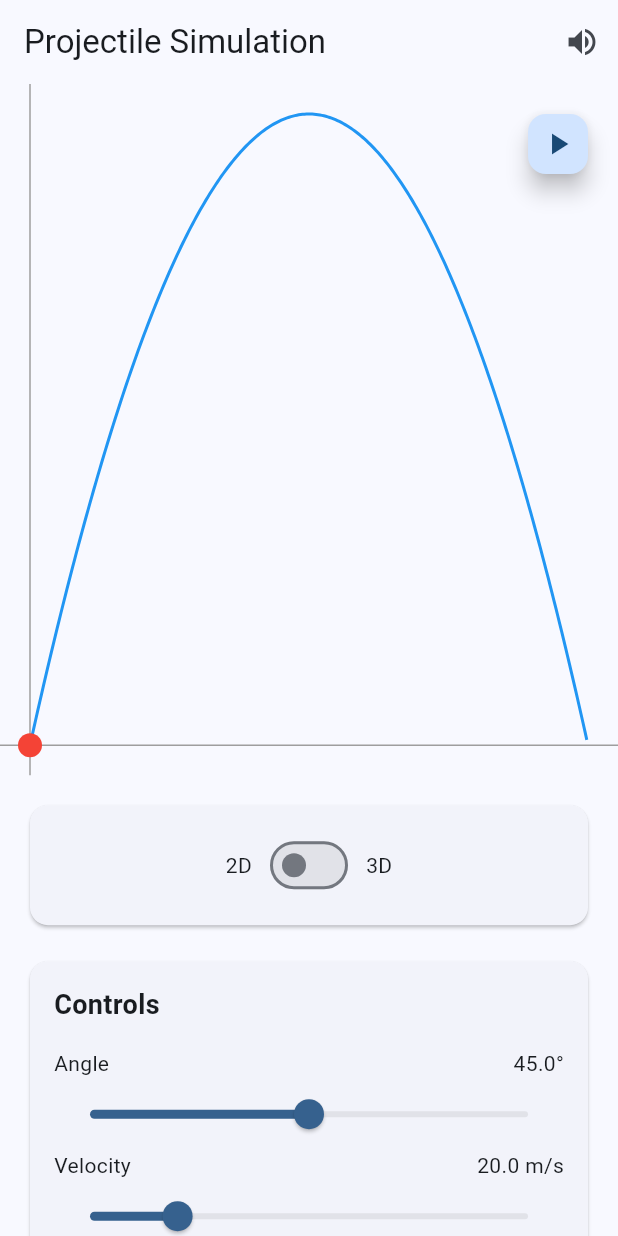
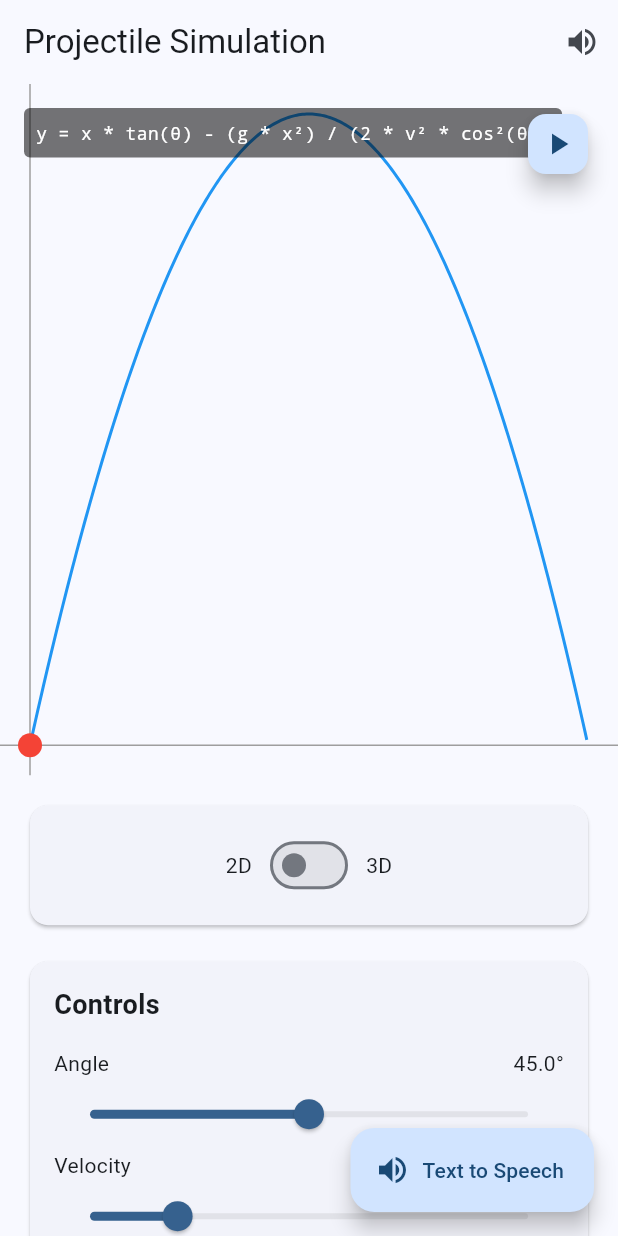
Before and after one commit to tejasree22-2/visual-interaction, a Flutter app: the screen it shows after launch, after a tap on the "volume up" icon, on a phone screen of 412 x 824 dp. Run offline on Flutter 3.47's test engine with Material 3 defaults, Android fonts, the phone set to English and light mode, and no system bars; our stand-ins replace audioplayers, flutter_tts; network calls fail.

Commit message:
updated code to work text to speech and to work formula edit
Entire-Checkpoint: 32e46f573e6d

```diff
--- a/frontend/lib/models/simulation_model.dart
+++ b/frontend/lib/models/simulation_model.dart
@@ -8,19 +8,25 @@ class SimulationModel extends ChangeNotifier {
   double _angle = 45.0;
   double _velocity = 20.0;
   double _gravity = 9.8;
+  String _customFormula = 'y = x * tan(θ) - (g * x²) / (2 * v² * cos²(θ))';
   String _explanationText = '';
   String _speechAudioUrl = '';
+
+  SimulationModel() {
+    _fetchFromBackend();
+  }
 
   double get angle => _angle;
   double get velocity => _velocity;
   double get gravity => _gravity;
+  String get customFormula => _customFormula;
   String get explanationText => _explanationText;
   String get speechAudioUrl => _speechAudioUrl;
 
   Future<void> _fetchFromBackend() async {
     try {
       debugPrint(
-          'Fetching from backend: angle=$_angle, velocity=$_velocity, gravity=$_gravity');
+          'Fetching from backend: angle=$_angle, velocity=$_velocity, gravity=$_gravity, formula=$_customFormula');
 
       final response = await http.post(
         Uri.parse('$baseUrl/api/simulate'),
@@ -29,6 +35,7 @@ class SimulationModel extends ChangeNotifier {
           'angle': _angle,
           'velocity': _velocity,
           'gravity': _gravity,
+          'custom_formula': _customFormula,
         }),
       );
 
@@ -68,6 +75,13 @@ class SimulationModel extends ChangeNotifier {
     _fetchFromBackend();
   }
 
+  void setCustomFormula(String formula) {
+    debugPrint('Custom formula changed: $formula');
+    _customFormula = formula;
+    notifyListeners();
+    _fetchFromBackend();
+  }
+
   double get maxRange {
     final angleRad = _angle * 3.14159 / 180;
     return (_velocity *
--- a/frontend/lib/screens/simulation_screen.dart
+++ b/frontend/lib/screens/simulation_screen.dart
@@ -35,8 +35,13 @@ class _SimulationScreenState extends State<SimulationScreen> {
     final angle = _model.angle.toStringAsFixed(1);
     final velocity = _model.velocity.toStringAsFixed(1);
     final gravity = _model.gravity.toStringAsFixed(1);
-    _speechService.speak(
-      'Projectile motion with angle $angle degrees, initial velocity $velocity meters per second, and gravity $gravity meters per second squared.',
+    final formula = _model.customFormula;
+
+    _speechService.speakWithFormula(
+      angle: _model.angle,
+      velocity: _model.velocity,
+      gravity: _model.gravity,
+      customFormula: formula,
     );
   }
 
@@ -57,9 +62,7 @@ class _SimulationScreenState extends State<SimulationScreen> {
         children: [
           Expanded(
             flex: 3,
-            child: _is3DView
-                ? Graph3D(model: _model)
-                : Graph2D(model: _model),
+            child: _is3DView ? Graph3D(model: _model) : Graph2D(model: _model),
           ),
           Expanded(
             flex: 2,
@@ -67,7 +70,7 @@ class _SimulationScreenState extends State<SimulationScreen> {
               padding: const EdgeInsets.all(16),
               child: Column(
                 children: [
-                  ViewToggle(onToggle: _toggleView),
+                  ViewToggle(onToggle: _toggleView, value: _is3DView),
                   const SizedBox(height: 16),
                   ControlPanel(model: _model),
                   const SizedBox(height: 16),
@@ -78,6 +81,12 @@ class _SimulationScreenState extends State<SimulationScreen> {
           ),
         ],
       ),
+      floatingActionButton: FloatingActionButton.extended(
+        onPressed: _playExplanation,
+        icon: const Icon(Icons.volume_up),
+        label: const Text('Text to Speech'),
+        tooltip: 'Play audio explanation',
+      ),
     );
   }
 }
--- a/frontend/lib/services/speech_service.dart
+++ b/frontend/lib/services/speech_service.dart
@@ -1,4 +1,5 @@
 import 'package:flutter/material.dart';
+import 'package:flutter_tts/flutter_tts.dart';
 import 'package:http/http.dart' as http;
 import 'dart:convert';
 import 'package:audioplayers/audioplayers.dart';
@@ -6,34 +7,123 @@ import 'package:audioplayers/audioplayers.dart';
 class SpeechService {
   static const String baseUrl = 'http://172.20.199.176:5000';
   final AudioPlayer _audioPlayer = AudioPlayer();
+  final FlutterTts _flutterTts = FlutterTts();
+  bool _useBackendTts = true;
+
+  SpeechService() {
+    _initTts();
+  }
+
+  Future<void> _initTts() async {
+    await _flutterTts.setLanguage("en-US");
+    await _flutterTts.setSpeechRate(0.5);
+    await _flutterTts.setVolume(1.0);
+    await _flutterTts.setPitch(1.0);
+  }
+
+  Future<void> speakWithFormula({
+    required double angle,
+    required double velocity,
+    required double gravity,
+    required String customFormula,
+  }) async {
+    if (_useBackendTts) {
+      try {
+        final response = await http
+            .post(
+              Uri.parse('$baseUrl/api/simulate'),
+              headers: {'Content-Type': 'application/json'},
+              body: jsonEncode({
+                'text': '',
+                'angle': angle,
+                'velocity': velocity,
+                'gravity': gravity,
+                'custom_formula': customFormula,
+                'include_formula': true,
+              }),
+            )
+            .timeout(const Duration(seconds: 15));
+
+        if (response.statusCode == 200) {
+          final data = jsonDecode(response.body);
+          final audioUrl = data['speech_audio_url'];
+          if (audioUrl != null && audioUrl.isNotEmpty) {
+            await _audioPlayer.play(UrlSource(audioUrl));
+            return;
+          }
+        }
+      } catch (e) {
+        debugPrint('Backend TTS failed: $e');
+      }
+    }
+
+    final formulaText = _convertFormulaToSpeech(customFormula);
+    final explanation = 'Projectile motion formula: $formulaText. '
+        'This simulation shows projectile motion with angle $angle degrees, '
+        'initial velocity $velocity meters per second, '
+        'and gravity $gravity meters per second squared.';
+
+    debugPrint('Using fallback TTS with formula');
+    await _flutterTts.speak(explanation);
+  }
+
+  String _convertFormulaToSpeech(String formula) {
+    return formula
+        .replaceAll('θ', 'theta')
+        .replaceAll('²', ' squared ')
+        .replaceAll('³', ' cubed ')
+        .replaceAll('*', ' multiplied by ')
+        .replaceAll('/', ' divided by ')
+        .replaceAll('+', ' plus ')
+        .replaceAll('-', ' minus ')
+        .replaceAll('=', ' equals ')
+        .replaceAll('(', ' open parenthesis ')
+        .replaceAll(')', ' close parenthesis ')
+        .replaceAll('x ', ' x ')
+        .replaceAll(' v ', ' v ')
+        .replaceAll(' g ', ' g ')
+        .replaceAll(' tan ', ' tangent ')
+        .replaceAll(' cos ', ' cosine ')
+        .replaceAll(' sin ', ' sine ');
+  }
 
   Future<void> speak(String text) async {
+    if (_useBackendTts) {
       try {
-      final response = await http.post(
+        final response = await http
+            .post(
               Uri.parse('$baseUrl/api/simulate'),
               headers: {'Content-Type': 'application/json'},
               body: jsonEncode({
                 'text': text,
               }),
-      );
+            )
+            .timeout(const Duration(seconds: 15));
 
         if (response.statusCode == 200) {
           final data = jsonDecode(response.body);
           final audioUrl = data['speech_audio_url'];
-        if (audioUrl != null) {
+          if (audioUrl != null && audioUrl.isNotEmpty) {
             await _audioPlayer.play(UrlSource(audioUrl));
+            return;
           }
         }
       } catch (e) {
-      debugPrint('Error calling backend: $e');
+        debugPrint('Backend TTS failed: $e');
       }
+    }
+
+    debugPrint('Using fallback TTS');
+    await _flutterTts.speak(text);
   }
 
   Future<void> stop() async {
     await _audioPlayer.stop();
+    await _flutterTts.stop();
   }
 
   void dispose() {
     _audioPlayer.dispose();
+    _flutterTts.stop();
   }
 }
--- a/frontend/lib/widgets/formula_editor.dart
+++ b/frontend/lib/widgets/formula_editor.dart
@@ -17,7 +17,7 @@ class _FormulaEditorState extends State<FormulaEditor> {
   void initState() {
     super.initState();
     _formulaController = TextEditingController(
-      text: 'y = x * tan(θ) - (g * x²) / (2 * v² * cos²(θ))',
+      text: widget.model.customFormula,
     );
   }
 
@@ -25,6 +25,10 @@ class _FormulaEditorState extends State<FormulaEditor> {
   void dispose() {
     _formulaController.dispose();
     super.dispose();
+  }
+
+  void _onFormulaChanged(String value) {
+    widget.model.setCustomFormula(value);
   }
 
   @override
@@ -42,6 +46,7 @@ class _FormulaEditorState extends State<FormulaEditor> {
             const SizedBox(height: 8),
             TextField(
               controller: _formulaController,
+              onChanged: _onFormulaChanged,
               decoration: const InputDecoration(
                 border: OutlineInputBorder(),
                 hintText: 'Enter custom formula',
--- a/frontend/lib/widgets/graph_2d.dart
+++ b/frontend/lib/widgets/graph_2d.dart
@@ -59,6 +59,25 @@ class _Graph2DState extends State<Graph2D> with SingleTickerProviderStateMixin {
           builder: (context, _) => CustomPaint(
             painter: _ProjectilePainter(widget.model, _animation.value),
             size: Size.infinite,
+          ),
+        ),
+        Positioned(
+          left: 16,
+          top: 16,
+          child: Container(
+            padding: const EdgeInsets.all(8),
+            decoration: BoxDecoration(
+              color: Colors.black54,
+              borderRadius: BorderRadius.circular(4),
+            ),
+            child: Text(
+              widget.model.customFormula,
+              style: const TextStyle(
+                color: Colors.white,
+                fontSize: 12,
+                fontFamily: 'monospace',
+              ),
+            ),
           ),
         ),
         Positioned(
@@ -155,6 +174,7 @@ class _ProjectilePainter extends CustomPainter {
     return oldDelegate.model.angle != model.angle ||
         oldDelegate.model.velocity != model.velocity ||
         oldDelegate.model.gravity != model.gravity ||
+        oldDelegate.model.customFormula != model.customFormula ||
         oldDelegate.animationValue != animationValue;
   }
 }
--- a/frontend/lib/widgets/view_toggle.dart
+++ b/frontend/lib/widgets/view_toggle.dart
@@ -2,8 +2,13 @@ import 'package:flutter/material.dart';
 
 class ViewToggle extends StatelessWidget {
   final Function(bool) onToggle;
+  final bool value;
 
-  const ViewToggle({super.key, required this.onToggle});
+  const ViewToggle({
+    super.key,
+    required this.onToggle,
+    required this.value,
+  });
 
   @override
   Widget build(BuildContext context) {
@@ -16,7 +21,7 @@ class ViewToggle extends StatelessWidget {
             const Text('2D'),
             const SizedBox(width: 8),
             Switch(
-              value: false,
+              value: value,
               onChanged: (value) => onToggle(value),
             ),
             const SizedBox(width: 8),
```
Also changed, not shown: frontend/lib/widgets/graph_3d.dart (+20 -0 lines), 2 other files. Lines whose indentation alone changed are shown as unchanged.
